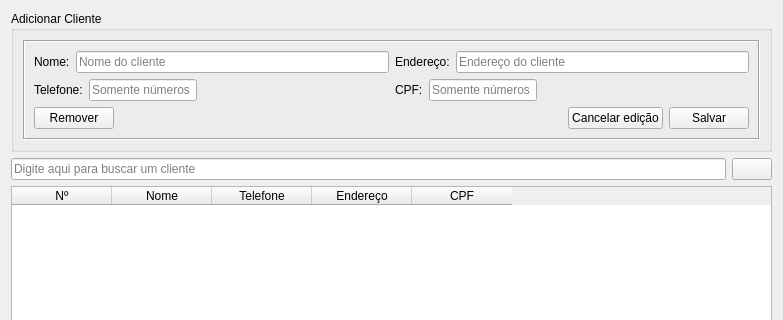
Before: the Qt Designer form view/cliente.ui in Gusrrocha/Sistema-para-livraria, drawn with Qt 5; both pictures show x 0 to 783 and y 0 to 320 of the 783 by 600 pixel window.
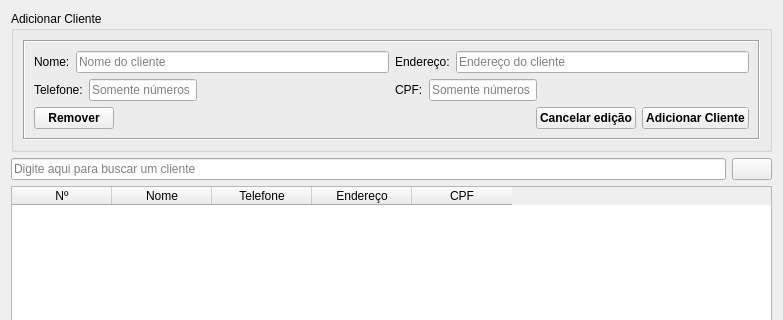
After: the same form once the commit is applied. Icons and pictures are not drawn.

What changed in the file:
```diff
--- a/view/cliente.ui
+++ b/view/cliente.ui
@@ -170,6 +170,12 @@
           <layout class="QHBoxLayout" name="horizontalLayout_5">
            <item>
             <widget class="QPushButton" name="remover_btn">
+             <property name="font">
+              <font>
+               <weight>75</weight>
+               <bold>true</bold>
+              </font>
+             </property>
              <property name="cursor">
               <cursorShape>PointingHandCursor</cursorShape>
              </property>
@@ -193,6 +199,12 @@
            </item>
            <item>
             <widget class="QPushButton" name="cancel_edit_btn">
+             <property name="font">
+              <font>
+               <weight>75</weight>
+               <bold>true</bold>
+              </font>
+             </property>
              <property name="cursor">
               <cursorShape>PointingHandCursor</cursorShape>
              </property>
@@ -203,11 +215,17 @@
            </item>
            <item>
             <widget class="QPushButton" name="salvar_btn">
+             <property name="font">
+              <font>
+               <weight>75</weight>
+               <bold>true</bold>
+              </font>
+             </property>
              <property name="cursor">
               <cursorShape>PointingHandCursor</cursorShape>
              </property>
              <property name="text">
-              <string>Salvar</string>
+              <string>Adicionar Cliente</string>
              </property>
             </widget>
            </item>
```
Left out of the diff: 15 changed lines with no effect on the pictures.
